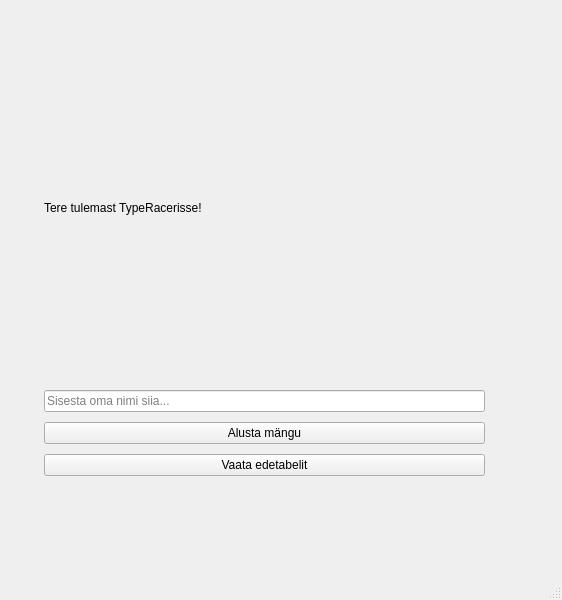
Before: the Qt Designer form startwindow.ui in TonisTonissoo/TypeRacerProjekt, drawn with Qt 5.
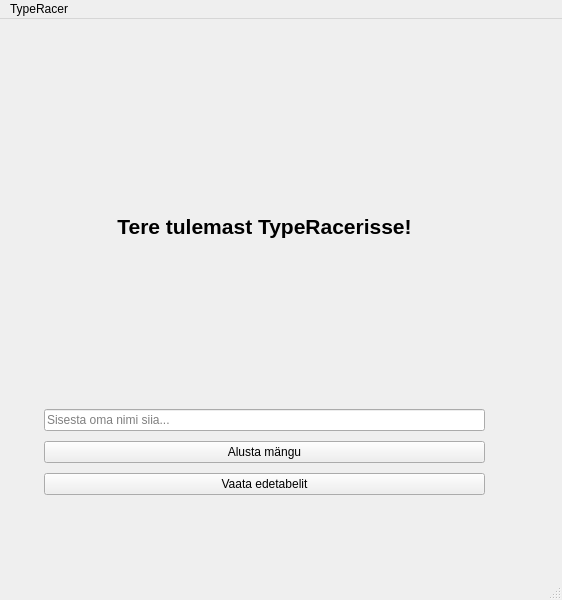
After: the same form once the commit is applied.

Patch:
```diff
--- a/startwindow.ui
+++ b/startwindow.ui
@@ -41,9 +41,18 @@
      </property>
      <item>
       <widget class="QLabel" name="labelTere">
+       <property name="font">
+        <font>
+         <pointsize>16</pointsize>
+         <bold>true</bold>
+        </font>
+       </property>
        <property name="text">
         <string>Tere tulemast TypeRacerisse!</string>
        </property>
+       <property name="alignment">
+        <set>Qt::AlignmentFlag::AlignCenter</set>
+       </property>
       </widget>
      </item>
      <item>
@@ -82,6 +91,12 @@
      <height>22</height>
     </rect>
    </property>
+   <widget class="QMenu" name="menuTypeRacer_Start">
+    <property name="title">
+     <string>TypeRacer</string>
+    </property>
+   </widget>
+   <addaction name="menuTypeRacer_Start"/>
   </widget>
   <widget class="QStatusBar" name="statusbar"/>
  </widget>
```
